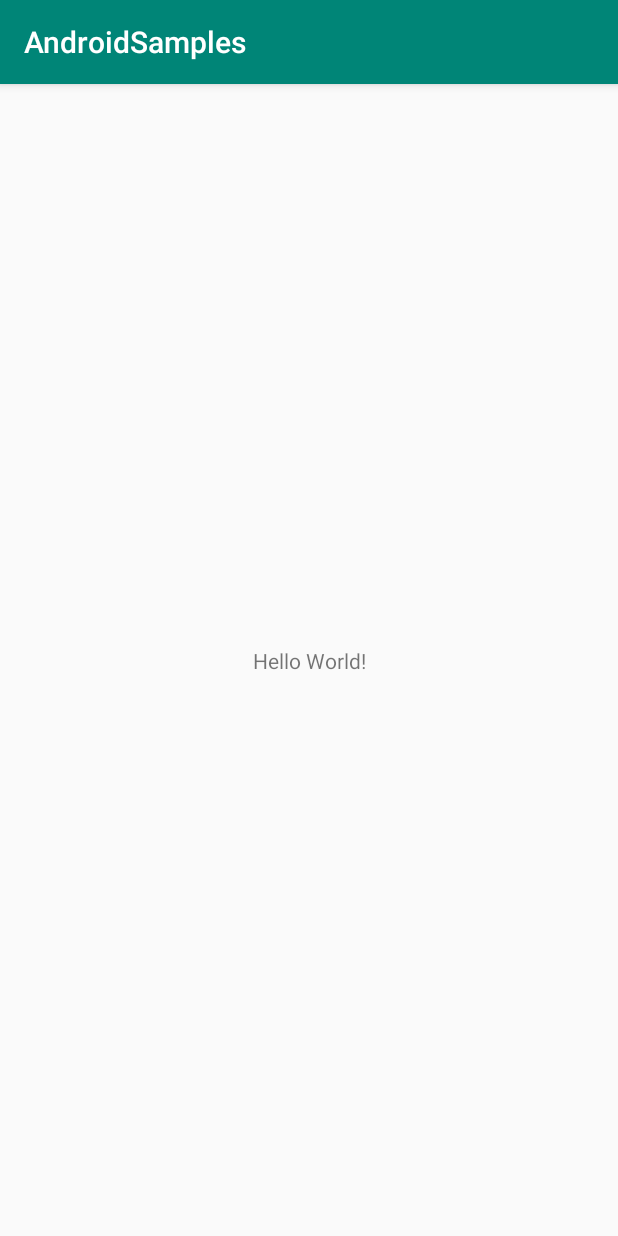
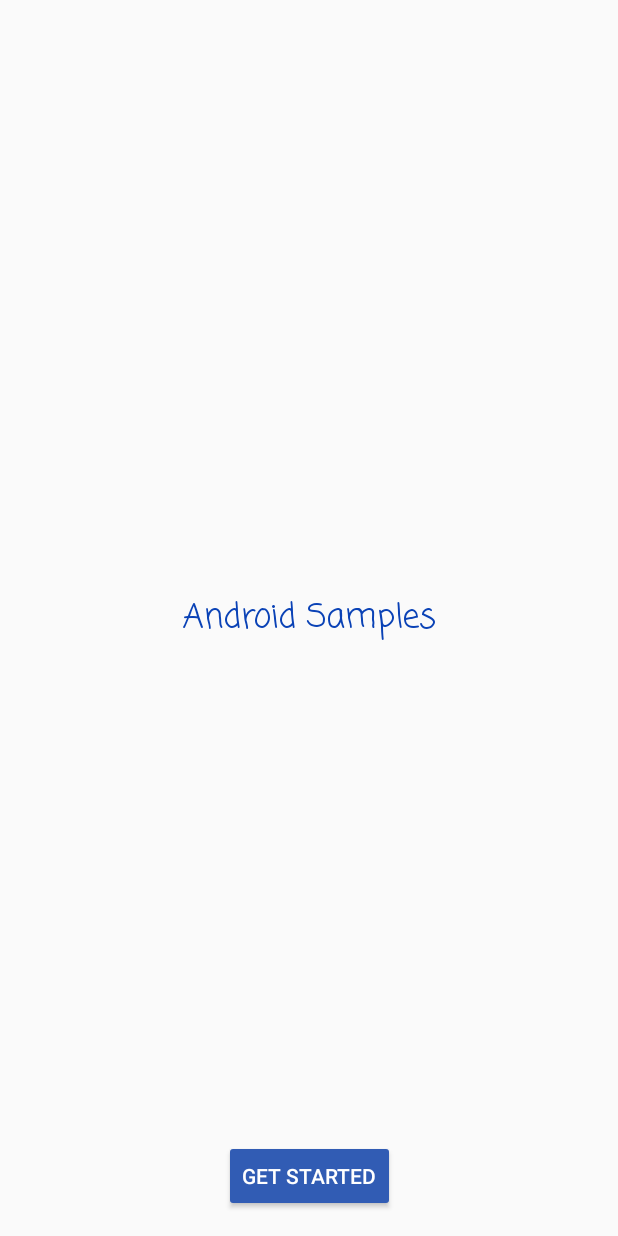
Before and after one commit to venkatesh-code-github/androidsamples, an Android app: the screen it shows after launch (MainActivity), on a phone screen of 412 x 824 dp. Run offline under Robolectric (Android 15) with nearby library versions, the phone set to English and light mode, and no system bars.

Commit message:
Main screen design

```diff
--- a/androidsamples/src/main/AndroidManifest.xml
+++ b/androidsamples/src/main/AndroidManifest.xml
@@ -8,8 +8,10 @@
         android:label="@string/app_name"
         android:roundIcon="@mipmap/ic_launcher_round"
         android:supportsRtl="true"
-        android:theme="@style/AppTheme">
-        <activity android:name=".MainActivity">
+>
+        <activity android:name=".view.AndroidMainActivity"         android:theme="@style/AppMainTheme"></activity>
+        <activity android:name=".view.MainActivity"
+            android:theme="@style/AppTheme">
             <intent-filter>
                 <action android:name="android.intent.action.MAIN" />
 
--- /dev/null
+++ b/androidsamples/src/main/java/com/venky/androidsamples/view/MainActivity.java
@@ -0,0 +1,30 @@
+package com.venky.androidsamples.view;
+
+import androidx.appcompat.app.AppCompatActivity;
+
+import android.content.Intent;
+import android.os.Bundle;
+import android.view.View;
+import android.widget.Button;
+
+import com.venky.androidsamples.R;
+
+public class MainActivity extends AppCompatActivity {
+
+    @Override
+    protected void onCreate(Bundle savedInstanceState) {
+        super.onCreate(savedInstanceState);
+        setContentView(R.layout.activity_main);
+
+        findViewById(R.id.button_get_start).setOnClickListener(new View.OnClickListener() {
+            @Override
+            public void onClick(View view) {
+                Intent intent = new Intent(MainActivity.this, AndroidMainActivity.class);
+                intent.addFlags(Intent.FLAG_ACTIVITY_CLEAR_TOP | Intent.FLAG_ACTIVITY_NEW_TASK);
+                startActivity(intent);
+                finish();
+            }
+        });
+
+    }
+}
--- a/androidsamples/src/main/res/layout/activity_main.xml
+++ b/androidsamples/src/main/res/layout/activity_main.xml
@@ -4,15 +4,33 @@
     xmlns:tools="http://schemas.android.com/tools"
     android:layout_width="match_parent"
     android:layout_height="match_parent"
-    tools:context=".MainActivity">
+    tools:context=".view.MainActivity">
+
+    <Button
+        android:id="@+id/button_get_start"
+        style="@style/Widget.AppCompat.Button.Colored"
+        android:layout_width="wrap_content"
+        android:layout_height="wrap_content"
+        android:layout_marginBottom="16dp"
+        android:text="@string/get_Started"
+        app:layout_constraintBottom_toBottomOf="parent"
+        app:layout_constraintEnd_toEndOf="parent"
+        app:layout_constraintStart_toStartOf="parent" />
 
     <TextView
+        android:id="@+id/textView"
         android:layout_width="wrap_content"
         android:layout_height="wrap_content"
-        android:text="Hello World!"
+        android:layout_marginStart="8dp"
+        android:layout_marginLeft="8dp"
+        android:layout_marginEnd="8dp"
+        android:layout_marginRight="8dp"
+        android:text="@string/app_name"
+        android:fontFamily="casual"
         app:layout_constraintBottom_toBottomOf="parent"
-        app:layout_constraintLeft_toLeftOf="parent"
-        app:layout_constraintRight_toRightOf="parent"
+        app:layout_constraintEnd_toEndOf="parent"
+        android:textColor="@color/colorPrimaryDark"
+        android:textSize="22sp"
+        app:layout_constraintStart_toStartOf="parent"
         app:layout_constraintTop_toTopOf="parent" />
-
 </androidx.constraintlayout.widget.ConstraintLayout>
--- a/androidsamples/src/main/res/values/colors.xml
+++ b/androidsamples/src/main/res/values/colors.xml
@@ -1,6 +1,12 @@
 <?xml version="1.0" encoding="utf-8"?>
 <resources>
-    <color name="colorPrimary">#008577</color>
-    <color name="colorPrimaryDark">#00574B</color>
+    <color name="colorPrimary">#315CB4</color>
+    <color name="colorPrimaryDark">#0A42B6</color>
     <color name="colorAccent">#D81B60</color>
+
+    <color name="buttonBG">#315CB4</color>
+    <color name="buttonTextColor">#fff</color>
+    <color name="whiteBG">#fff</color>
+    <color name="blackColor">#000</color>
+
 </resources>
--- a/androidsamples/src/main/res/values/strings.xml
+++ b/androidsamples/src/main/res/values/strings.xml
@@ -1,3 +1,8 @@
 <resources>
-    <string name="app_name">AndroidSamples</string>
+    <string name="app_name">Android Samples</string>
+
+
+    <string name="get_Started">Get Started</string>
+
+
 </resources>
--- a/androidsamples/src/main/res/values/styles.xml
+++ b/androidsamples/src/main/res/values/styles.xml
@@ -1,11 +1,22 @@
 <resources>
 
     <!-- Base application theme. -->
-    <style name="AppTheme" parent="Theme.AppCompat.Light.DarkActionBar">
+    <style name="AppTheme" parent="Theme.AppCompat.Light.NoActionBar">
         <!-- Customize your theme here. -->
         <item name="colorPrimary">@color/colorPrimary</item>
         <item name="colorPrimaryDark">@color/colorPrimaryDark</item>
-        <item name="colorAccent">@color/colorAccent</item>
+        <item name="colorAccent">@color/buttonBG</item>
+
     </style>
 
+    <style name="AppMainTheme" parent="Theme.AppCompat.Light">
+        <!-- Customize your theme here. -->
+        <item name="colorPrimary">@color/colorPrimary</item>
+        <item name="colorPrimaryDark">@color/colorPrimaryDark</item>
+        <item name="colorAccent">@color/buttonBG</item>
+        <item name="android:textColorPrimary">@color/whiteBG</item>
+        <item name="android:textColor">@color/blackColor</item>
+    </style>
+
+
 </resources>
```
Also changed, not shown: androidsamples/src/main/java/com/venky/androidsamples/MainActivity.java (deleted, +0 -14 lines), androidsamples/src/main/java/com/venky/androidsamples/view/AndroidMainActivity.java (added, +43 -0 lines), androidsamples/src/main/res/layout/activity_android_main.xml (added, +17 -0 lines), androidsamples/src/main/res/layout/row_main_list_singleview.xml (added, +13 -0 lines).
